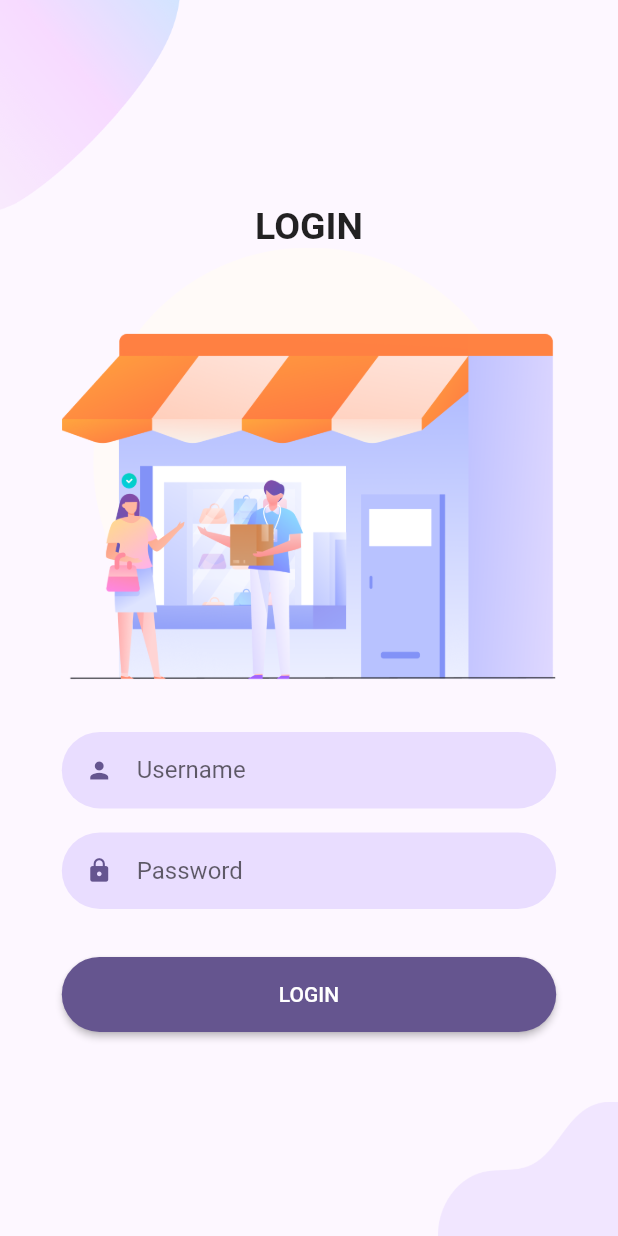
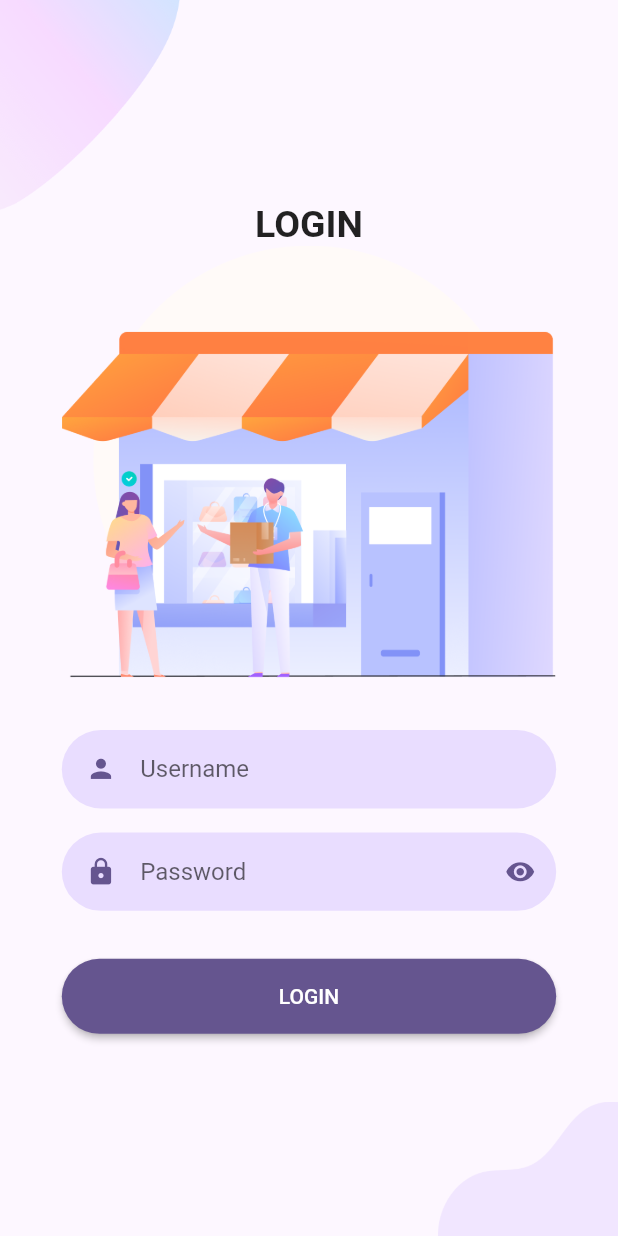
Before and after one commit to HoThienTam/eshop_pos, a Flutter app: the screen it shows after launch, on a phone screen of 412 x 824 dp. Run offline on Flutter 3.47's test engine with Material 2 defaults, Android fonts, the phone set to English and light mode, and no system bars; our stand-ins replace bloc, flutter_bloc, freezed_annotation; generated files the repository leaves out were written again.

Commit message:
done login

```diff
--- a/lib/src/screens/login/models/input_model.dart
+++ b/lib/src/core/models/input_model.dart
@@ -1,14 +1,9 @@
 import 'package:freezed_annotation/freezed_annotation.dart';
 
 part 'input_model.freezed.dart';
-part 'input_model.g.dart';
-
-enum UsernameValidationError { empty }
 
 @freezed
-class InputModel {
+class InputModel with _$InputModel {
   const factory InputModel({@Default('') String value, @Default('') String error, @Default(true) bool isValid}) =
       _InputModel;
-
-  factory InputModel.fromJson(Map<String, dynamic> json) => _$InputModelFromJson(json);
 }
--- a/lib/src/screens/app/blocs/authentication_bloc/authentication_bloc.dart
+++ b/lib/src/screens/app/blocs/authentication_bloc/authentication_bloc.dart
@@ -29,7 +29,7 @@
   void _onAuthenticationStatusChanged(
     _AuthenticationStatusChanged event,
     Emitter<AuthenticationState> emit,
-  ) async {
+  ) {
     switch (event.status) {
       case AuthenticationStatus.unauthenticated:
         return emit(state.copyWith(authenticationStatus: AuthenticationStatus.unauthenticated));
--- a/lib/src/screens/app/services/authentication_repository.dart
+++ b/lib/src/screens/app/services/authentication_repository.dart
@@ -18,7 +18,7 @@
     required String password,
   }) async {
     await Future.delayed(
-      const Duration(milliseconds: 300),
+      const Duration(seconds: 2),
       () => _controller.add(AuthenticationStatus.authenticated),
     );
   }
--- a/lib/src/screens/app/views/app.dart
+++ b/lib/src/screens/app/views/app.dart
@@ -5,19 +5,34 @@
 import '../../../themes/light_theme.dart';
 import '../../login/login.dart';
 import '../blocs/bloc.dart';
+import '../services/authentication_repository.dart';
 
 class MyApp extends StatelessWidget {
   const MyApp({Key? key}) : super(key: key);
 
   @override
   Widget build(BuildContext context) {
-    return BlocProvider(
-      create: (context) => LoadingBloc(),
-      child: MaterialApp(
-        theme: lightThemeData(context),
-        localizationsDelegates: AppLocalizations.localizationsDelegates,
-        supportedLocales: AppLocalizations.supportedLocales,
-        home: const LoginScreen(),
+    return RepositoryProvider(
+      create: (context) => AuthenticationRepository(),
+      child: MultiBlocProvider(
+        providers: [
+          BlocProvider(
+            create: (context) => LoadingBloc(),
+          ),
+          BlocProvider(
+            create: (context) => AuthenticationBloc(authenticationRepository: context.read<AuthenticationRepository>()),
+          ),
+        ],
+        child: MaterialApp(
+          theme: lightThemeData(context),
+          localizationsDelegates: AppLocalizations.localizationsDelegates,
+          supportedLocales: AppLocalizations.supportedLocales,
+          home: BlocBuilder<AuthenticationBloc, AuthenticationState>(
+            builder: (context, state) {
+              return state.authenticationStatus.isUnAuthenticated ? const LoginScreen() : Container();
+            },
+          ),
+        ),
       ),
     );
   }
--- a/lib/src/screens/login/cubit/login_state.dart
+++ b/lib/src/screens/login/cubit/login_state.dart
@@ -2,5 +2,5 @@
 
 @freezed
 class LoginState with _$LoginState {
-  const factory LoginState(AuthenticationModel authenticationModel) = _Initial;
+  const factory LoginState({required InputModel username, required InputModel password}) = _Initial;
 }
--- a/lib/src/screens/login/models/authentication_model.dart
+++ b/lib/src/screens/login/models/authentication_model.dart
@@ -1,15 +1,12 @@
 import 'package:flutter/foundation.dart';
 import 'package:freezed_annotation/freezed_annotation.dart';
-
-import 'input_model.dart';
 
 part 'authentication_model.freezed.dart';
 part 'authentication_model.g.dart';
 
 @freezed
 class AuthenticationModel with _$AuthenticationModel {
-  const factory AuthenticationModel({required InputModel username, required InputModel password}) =
-      _AuthenticationModel;
+  const factory AuthenticationModel({required String username, required String password}) = _AuthenticationModel;
 
   factory AuthenticationModel.fromJson(Map<String, dynamic> json) => _$AuthenticationModelFromJson(json);
 }
--- a/lib/src/screens/login/views/login_form.dart
+++ b/lib/src/screens/login/views/login_form.dart
@@ -4,6 +4,7 @@
 import '../../../l10n/l10n.dart';
 import '../../../layout/insets.dart';
 import '../../../widgets/form_input.dart';
+import '../../app/services/authentication_repository.dart';
 import '../cubit/login_cubit.dart';
 
 class LoginForm extends StatelessWidget {
@@ -19,7 +20,7 @@
         Expanded(
             flex: 8,
             child: BlocProvider(
-              create: (context) => LoginCubit(),
+              create: (context) => LoginCubit(context.read<AuthenticationRepository>()),
               child: Form(
                 child: Column(children: [
                   FormInput(
--- a/lib/src/widgets/form_input.dart
+++ b/lib/src/widgets/form_input.dart
@@ -1,8 +1,9 @@
 import 'package:flutter/material.dart';
 
 import '../layout/insets.dart';
+import '../layout/size_config.dart';
 
-class FormInput extends StatelessWidget {
+class FormInput extends StatefulWidget {
   const FormInput({
     Key? key,
     this.inputType = TextInputType.text,
@@ -17,29 +18,62 @@
   final String? hintText;
   final IconData? icon;
   final bool isObscure;
+
+  @override
+  State<FormInput> createState() => _FormInputState();
+}
+
+class _FormInputState extends State<FormInput> {
+  bool _isObscure = true;
+
   @override
   Widget build(BuildContext context) {
     return TextFormField(
-      keyboardType: inputType,
-      textInputAction: inputAction,
+      keyboardType: widget.inputType,
+      textInputAction: widget.inputAction,
       cursorColor: Theme.of(context).primaryColor,
       onChanged: (value) {},
-      obscureText: isObscure,
+      obscureText: widget.isObscure && _isObscure,
       decoration: InputDecoration(
-          hintText: hintText,
+          hintText: widget.hintText,
           isDense: true,
           border: OutlineInputBorder(borderRadius: BorderRadius.circular(50), borderSide: BorderSide.none),
-          prefixIcon: icon != null
+          prefixIcon: widget.icon != null
               ? Padding(
                   padding: const EdgeInsets.all(Insets.defaultPadding),
                   child: Icon(
-                    icon,
+                    widget.icon,
                     color: Theme.of(context).primaryColor,
+                    size: getProportionateScreenHeight(20),
                   ),
+                )
+              : null,
+          suffixIcon: widget.isObscure
+              ? IconButton(
+                  splashRadius: 1,
+                  padding: EdgeInsets.zero,
+                  onPressed: _setObscure,
+                  icon: _isObscure
+                      ? Icon(
+                          Icons.visibility,
+                          color: Theme.of(context).primaryColor,
+                          size: getProportionateScreenHeight(20),
+                        )
+                      : Icon(
+                          Icons.visibility_off,
+                          color: Theme.of(context).primaryColor,
+                          size: getProportionateScreenHeight(20),
+                        ),
                 )
               : null,
           filled: true,
           fillColor: Theme.of(context).colorScheme.primaryContainer),
     );
   }
+
+  void _setObscure() {
+    setState(() {
+      _isObscure = !_isObscure;
+    });
+  }
 }
```
Also changed, not shown: lib/src/screens/login/cubit/login_cubit.dart (+10 -12 lines), lib/src/core/models/input_model.freezed.dart, lib/src/screens/login/cubit/login_cubit.freezed.dart, lib/src/screens/login/models/authentication_model.freezed.dart, lib/src/screens/login/models/authentication_model.g.dart (added), lib/src/screens/login/models/input_model.g.dart (deleted).
